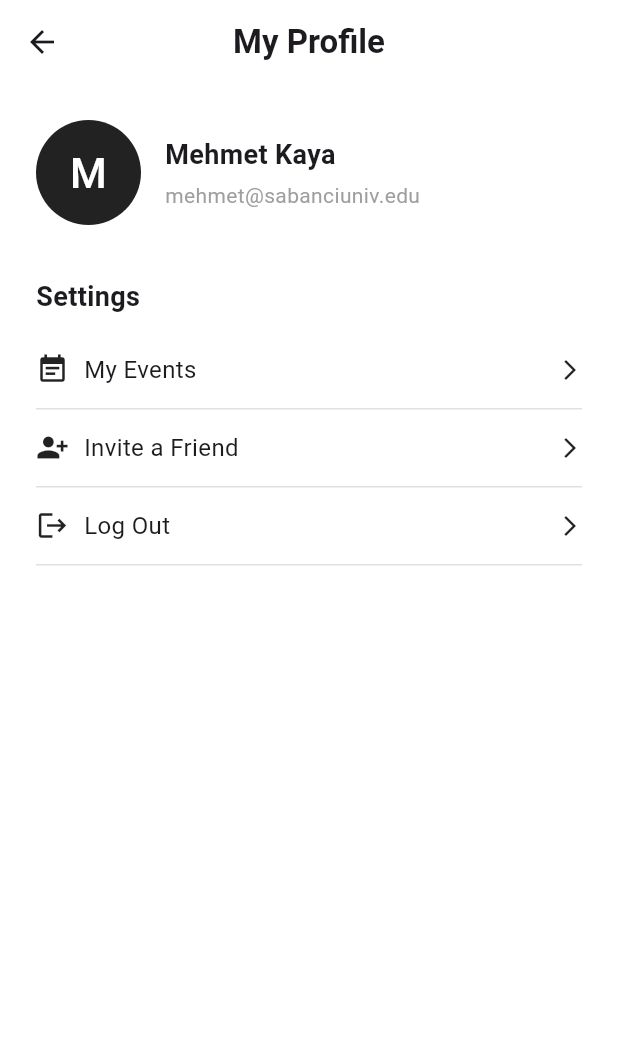
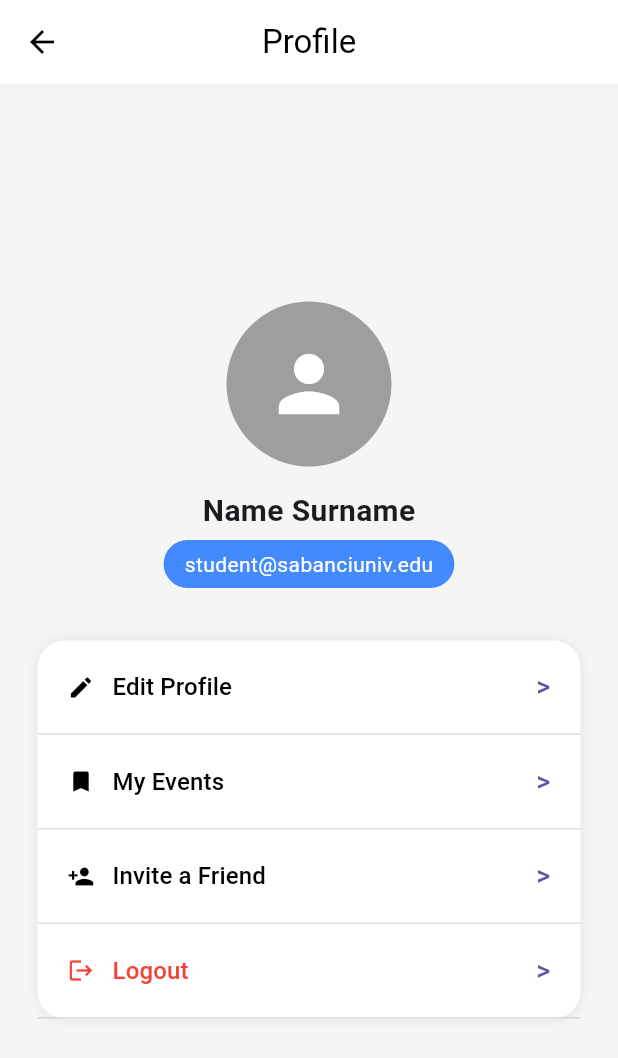
Before and after one commit to oralekin/CS310-Project, a Flutter app: the ProfileScreen screen opened directly, on a phone screen of 412 x 824 dp. Shown: the top 1058 px of the screen. Run offline on Flutter 3.47's test engine with Material 3 defaults, Android fonts, the phone set to English and light mode, and no system bars; our stand-ins replace camera, image_picker.

Commit message:
ProfileScreen update

```diff
--- a/lib/screens/profile_screen.dart
+++ b/lib/screens/profile_screen.dart
@@ -1,112 +1,159 @@
 import 'package:flutter/material.dart';
+import 'edit_profile_screen.dart';
+import 'my_events_screen.dart';
 import 'invite_friend_screen.dart';
+import 'login_screen.dart';
 
 class ProfileScreen extends StatelessWidget {
+  static const routeName = "/profile";
+
   const ProfileScreen({super.key});
+
+  Widget buildMenu({
+    required IconData icon,
+    required String label,
+    required VoidCallback onTap,
+    Color color = Colors.black,
+  }) {
+    return Container(
+      decoration: const BoxDecoration(
+        border: Border(bottom: BorderSide(color: Colors.black12)),
+      ),
+      child: TextButton(
+        style: TextButton.styleFrom(
+          padding: const EdgeInsets.symmetric(horizontal: 20, vertical: 18),
+          alignment: Alignment.centerLeft,
+        ),
+        onPressed: onTap,
+        child: Row(
+          children: [
+            Icon(icon, color: color),
+            const SizedBox(width: 12),
+            Expanded(
+              child: Text(
+                label,
+                style: TextStyle(
+                  fontSize: 16,
+                  fontWeight: FontWeight.w500,
+                  color: color,
+                ),
+              ),
+            ),
+            const Text(">", style: TextStyle(fontSize: 18)),
+          ],
+        ),
+      ),
+    );
+  }
 
   @override
   Widget build(BuildContext context) {
     return Scaffold(
-      backgroundColor: Colors.white,
+      backgroundColor: const Color(0xFFF5F5F5),
+
 
       appBar: AppBar(
         backgroundColor: Colors.white,
         elevation: 0,
+        leading: IconButton(
+          icon: const Icon(Icons.arrow_back, color: Colors.black),
+          onPressed: () => Navigator.pop(context),
+        ),
         centerTitle: true,
         title: const Text(
-          "My Profile",
-          style: TextStyle(fontWeight: FontWeight.bold),
+          "Profile",
+          style: TextStyle(color: Colors.black),
         ),
       ),
 
-      body: Padding(
-        padding: const EdgeInsets.all(24.0),
+      body: Center(
         child: Column(
-          crossAxisAlignment: CrossAxisAlignment.start,
+          mainAxisAlignment: MainAxisAlignment.center,
           children: [
-
-            // USER INFO
-            Row(
-              children: [
-                CircleAvatar(
-                  radius: 35,
-                  backgroundColor: Colors.black87,
-                  child: Text(
-                    "M",
-                    style: TextStyle(color: Colors.white, fontSize: 28),
-                  ),
-                ),
-                SizedBox(width: 16),
-                Column(
-                  crossAxisAlignment: CrossAxisAlignment.start,
-                  children: const [
-                    Text("Mehmet Kaya",
-                        style: TextStyle(
-                            fontSize: 18, fontWeight: FontWeight.bold)),
-                    SizedBox(height: 4),
-                    Text("mehmet@sabanciuniv.edu",
-                        style: TextStyle(color: Colors.grey)),
-                  ],
-                )
-              ],
+            const CircleAvatar(
+              radius: 55,
+              backgroundColor: Colors.grey,
+              child: Icon(Icons.person, size: 60, color: Colors.white),
             ),
 
-            SizedBox(height: 35),
+            const SizedBox(height: 15),
 
             const Text(
-              "Settings",
-              style: TextStyle(fontSize: 18, fontWeight: FontWeight.bold),
+              "Name Surname",
+              style: TextStyle(fontSize: 20, fontWeight: FontWeight.bold),
             ),
 
-            SizedBox(height: 10),
+            const SizedBox(height: 5),
 
-            _profileButton(
-              context,
-              icon: Icons.event_note,
-              label: "My Events",
-              route: "/myEvents",
+            Container(
+              padding: const EdgeInsets.symmetric(horizontal: 14, vertical: 6),
+              decoration: BoxDecoration(
+                color: Colors.blueAccent,
+                borderRadius: BorderRadius.circular(20),
+              ),
+              child: const Text(
+                "student@sabanciuniv.edu",
+                style: TextStyle(color: Colors.white),
+              ),
             ),
 
-            _profileButton(
-              context,
-              icon: Icons.person_add_alt_1,
-              label: "Invite a Friend",
-              route: "/inviteFriend",
-            ),
+            const SizedBox(height: 35),
 
-            _profileButton(
-              context,
-              icon: Icons.logout,
-              label: "Log Out",
-              route: "/adminLogin",
+            // MENU BOX
+            Container(
+              width: double.infinity,
+              margin: const EdgeInsets.symmetric(horizontal: 25),
+              decoration: BoxDecoration(
+                color: Colors.white,
+                borderRadius: BorderRadius.circular(18),
+                boxShadow: [
+                  BoxShadow(
+                    blurRadius: 6,
+                    color: Colors.black.withOpacity(0.07),
+                  ),
+                ],
+              ),
+              child: Column(
+                children: [
+                  buildMenu(
+                    icon: Icons.edit,
+                    label: "Edit Profile",
+                    onTap: () {
+                      Navigator.pushNamed(context, EditProfileScreen.routeName);
+                    },
+                  ),
+                  buildMenu(
+                    icon: Icons.bookmark,
+                    label: "My Events",
+                    onTap: () {
+                      Navigator.pushNamed(context, MyEventsScreen.routeName);
+                    },
+                  ),
+                  buildMenu(
+                    icon: Icons.person_add,
+                    label: "Invite a Friend",
+                    onTap: () {
+                      Navigator.pushNamed(context, InviteFriendScreen.routeName);
+                    },
+                  ),
+                  buildMenu(
+                    icon: Icons.logout,
+                    color: Colors.red,
+                    label: "Logout",
+                    onTap: () {
+                      Navigator.pushNamedAndRemoveUntil(
+                        context,
+                        LoginScreen.routeName,
+                            (route) => false,
+                      );
+                    },
+                  ),
+                ],
+              ),
             ),
           ],
         ),
       ),
     );
   }
-
-  Widget _profileButton(BuildContext context,
-      {required IconData icon, required String label, required String route}) {
-    return InkWell(
-      onTap: () => Navigator.pushNamed(context, route),
-      child: Container(
-        padding: const EdgeInsets.symmetric(vertical: 14),
-        decoration: BoxDecoration(
-          border: Border(
-            bottom: BorderSide(color: Colors.grey.shade300),
-          ),
-        ),
-        child: Row(
-          children: [
-            Icon(icon, size: 22),
-            SizedBox(width: 10),
-            Text(label, style: TextStyle(fontSize: 16)),
-            Spacer(),
-            Icon(Icons.arrow_forward_ios, size: 16)
-          ],
-        ),
-      ),
-    );
-  }
 }
```
